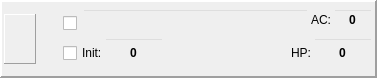
First picture: the form in DMHelper/src/widgetcharacter.ui, repository MMetze/DMHelper, before the edit.
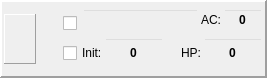
Second picture: the form after the edit. Icons and pictures are not drawn.

```diff
--- a/DMHelper/src/widgetcharacter.ui
+++ b/DMHelper/src/widgetcharacter.ui
@@ -6,7 +6,7 @@
    <rect>
     <x>0</x>
     <y>0</y>
-    <width>377</width>
+    <width>267</width>
     <height>78</height>
    </rect>
   </property>
@@ -249,7 +249,7 @@
          </property>
          <property name="minimumSize">
           <size>
-           <width>100</width>
+           <width>50</width>
            <height>0</height>
           </size>
          </property>
@@ -431,7 +431,7 @@
          </property>
          <property name="sizeHint" stdset="0">
           <size>
-           <width>40</width>
+           <width>0</width>
            <height>20</height>
           </size>
          </property>
```
